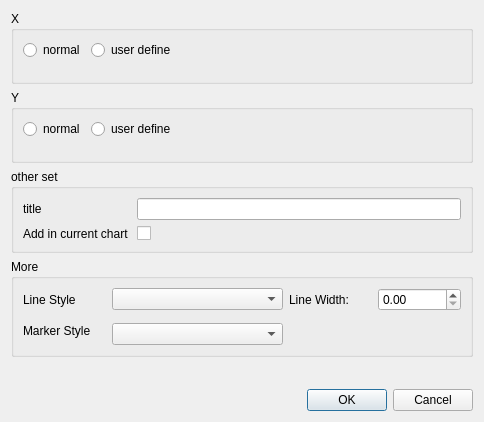
czyt1988/sa, file src/signA/dialog/SAAddLineChartSetDialog.ui: the form before one commit.
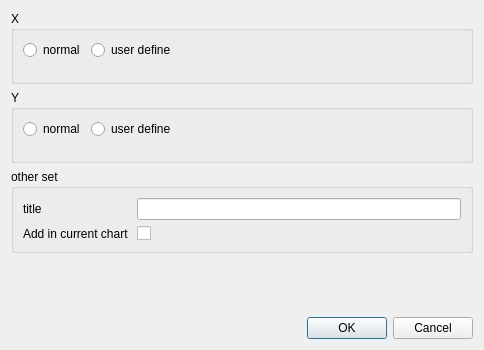
The form after the commit. Custom widgets are drawn as their Qt base class.

```diff
--- a/src/signA/dialog/SAAddLineChartSetDialog.ui
+++ b/src/signA/dialog/SAAddLineChartSetDialog.ui
@@ -7,7 +7,7 @@
     <x>0</x>
     <y>0</y>
     <width>484</width>
-    <height>422</height>
+    <height>350</height>
    </rect>
   </property>
   <property name="windowTitle">
@@ -149,51 +149,6 @@
      </layout>
     </widget>
    </item>
-   <item>
-    <widget class="QGroupBox" name="groupBox">
-     <property name="minimumSize">
-      <size>
-       <width>0</width>
-       <height>0</height>
-      </size>
-     </property>
-     <property name="title">
-      <string>More</string>
-     </property>
-     <layout class="QGridLayout" name="gridLayout_2">
-      <item row="0" column="0">
-       <widget class="QLabel" name="label_3">
-        <property name="text">
-         <string>Line Style</string>
-        </property>
-       </widget>
-      </item>
-      <item row="0" column="1" colspan="2">
-       <widget class="SAPenStyleComboBox" name="penStyleComboBox"/>
-      </item>
-      <item row="0" column="3">
-       <widget class="QLabel" name="label_5">
-        <property name="text">
-         <string>Line Width:</string>
-        </property>
-       </widget>
-      </item>
-      <item row="0" column="4">
-       <widget class="QDoubleSpinBox" name="doubleSpinBox"/>
-      </item>
-      <item row="1" column="0" rowspan="2">
-       <widget class="QLabel" name="label_4">
-        <property name="text">
-         <string>Marker Style</string>
-        </property>
-       </widget>
-      </item>
-      <item row="2" column="1" colspan="2">
-       <widget class="SAQwtSymbolComboBox" name="symboComboBox"/>
-      </item>
-     </layout>
-    </widget>
-   </item>
    <item>
     <spacer name="verticalSpacer">
      <property name="orientation">
@@ -246,16 +201,6 @@
    <header>SAUserDefineAxisDataWidget.h</header>
    <container>1</container>
   </customwidget>
-  <customwidget>
-   <class>SAPenStyleComboBox</class>
-   <extends>QComboBox</extends>
-   <header>SAPenStyleComboBox.h</header>
-  </customwidget>
-  <customwidget>
-   <class>SAQwtSymbolComboBox</class>
-   <extends>QComboBox</extends>
-   <header>SAQwtSymbolComboBox.h</header>
-  </customwidget>
  </customwidgets>
  <resources/>
  <connections>
```
